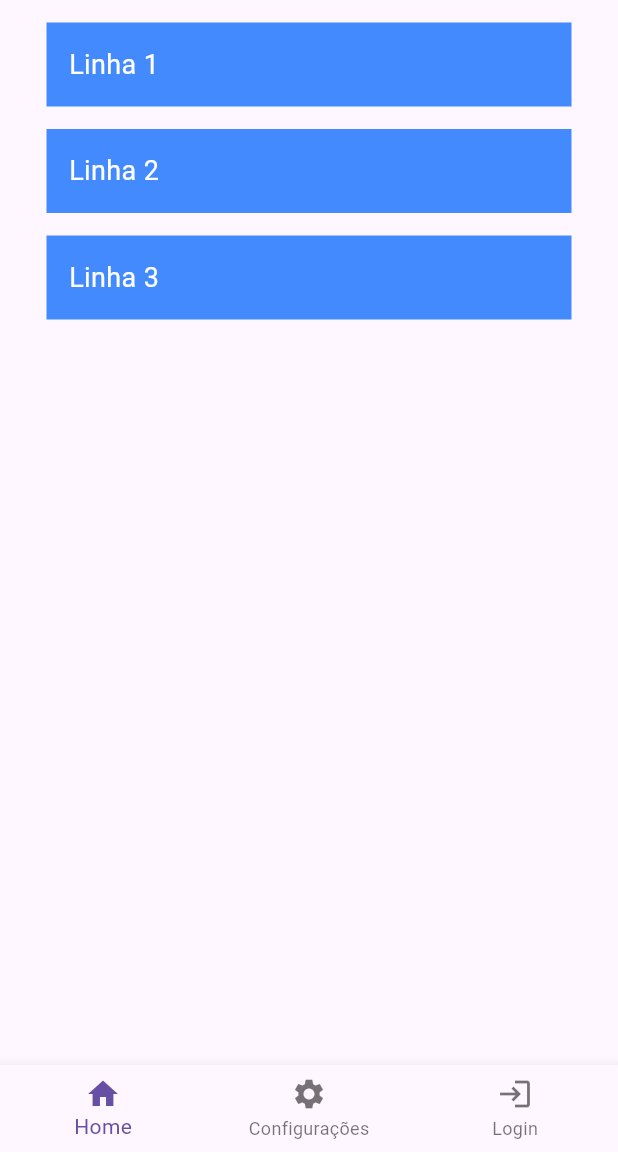
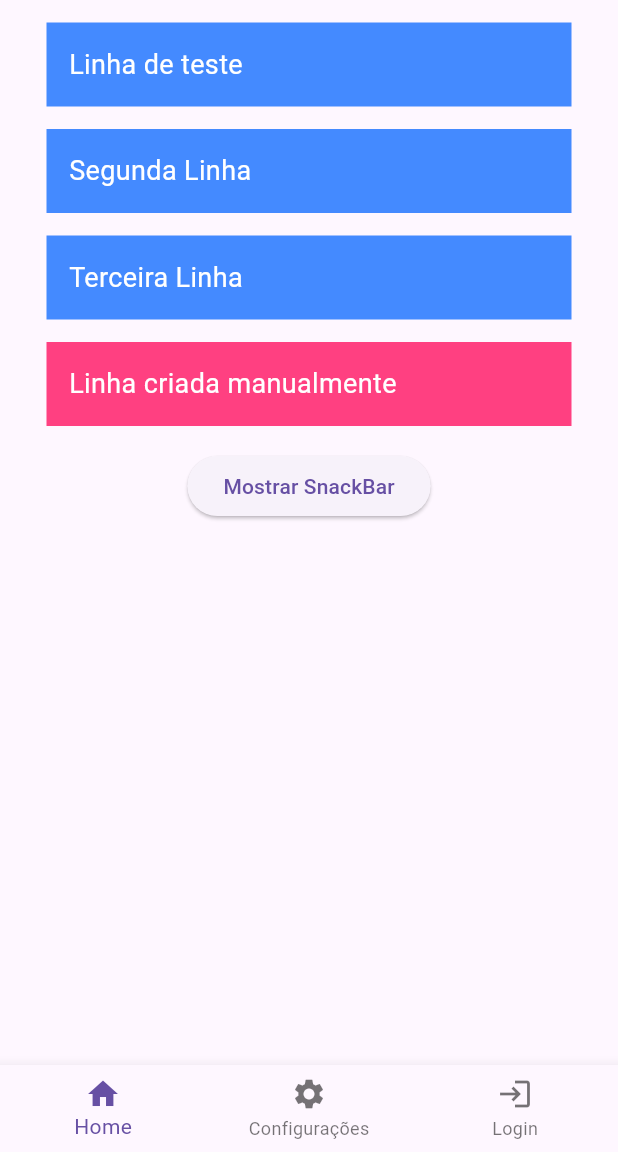
Before and after one commit to Vituhm/layout_teste, a Flutter app: the screen it shows after launch, on a phone screen of 412 x 824 dp, the part 84-1236 px from its top. Run offline on Flutter 3.47's test engine with Material 3 defaults, Android fonts, the phone set to English and light mode, and no system bars.

Commit message:
Layout parte 3

```diff
--- a/layout/lib/Layout.dart
+++ b/layout/lib/Layout.dart
@@ -13,12 +13,17 @@ class LayoutState extends State<Layout> {
       children: [
         new Container(
           margin: EdgeInsets.only(top: 15),
-          child: new Text(texto,
-            style: TextStyle(color: Colors.white, fontSize: 18,),),
-          //height: 50,
+          child: new Text(
+            texto,
+            style: TextStyle(
+              color: Colors.white,
+              fontSize: 18,
+            ),
+          ),
           width: 350,
           color: Colors.blueAccent,
-          padding: EdgeInsets.all(15)),
+          padding: EdgeInsets.all(15)
+        ),
       ],
     );
   }
@@ -110,6 +115,60 @@ class LayoutState extends State<Layout> {
           )
         ),
 
+        // Corpo (body)
+        body: new Column(
+          children: [
+            // Linhas criadas a partir do método criarRow
+            criarRow("Linha de teste"),
+            criarRow("Segunda Linha"),
+            criarRow("Terceira Linha"),
+
+            // Linha criada manualmente
+            new Row(
+              mainAxisAlignment: MainAxisAlignment.center,
+              children: [
+                new Container(
+                  margin: EdgeInsets.only(top: 15),
+                  child: new Text(
+                    "Linha criada manualmente",
+                    style: TextStyle(
+                      color: Colors.white,
+                      fontSize: 18,
+                    ),
+                  ),
+                  width: 350,
+                  color: Colors.pinkAccent,
+                  padding: EdgeInsets.all(15)
+                ),
+              ],
+            ),
+
+            new Padding(padding: EdgeInsets.all(8)),
+
+            new Center(
+              child: ElevatedButton(
+                child: Text("Mostrar SnackBar"),
+                onPressed: (){
+                  final snackBar = SnackBar(
+                    content: Text("Buenas!"),
+                    duration: new Duration(milliseconds: 2500),
+                    behavior: SnackBarBehavior.floating,
+                    action: SnackBarAction(
+                      label: "OK",
+                      onPressed: (){
+                        // ação ou método
+                      },
+                    ),
+                  );
+                  // Exibindo o SnackBar usando o ScaffoldMessenger
+                  ScaffoldMessenger.of(context).showSnackBar(snackBar);
+                },
+              ),
+            ),
+
+          ],
+        ),
+
         // // corpo
         // body: Center(
         //   child: ElevatedButton(
@@ -126,21 +185,11 @@ class LayoutState extends State<Layout> {
         //           },
         //         ),
         //       );
-
         //       // Exibindo o SnackBar usando o ScaffoldMessenger
         //       ScaffoldMessenger.of(context).showSnackBar(snackBar);
         //     },
         //   ),
         // ),
-
-        // Corpo (body)
-        body: new Column(
-          children: [
-            criarRow("Linha 1"),
-            criarRow("Linha 2"),
-            criarRow("Linha 3")
-          ],
-        ),
 
         // barra de ícones (bottomNavigationBar)
         bottomNavigationBar: BottomNavigationBar(
```
